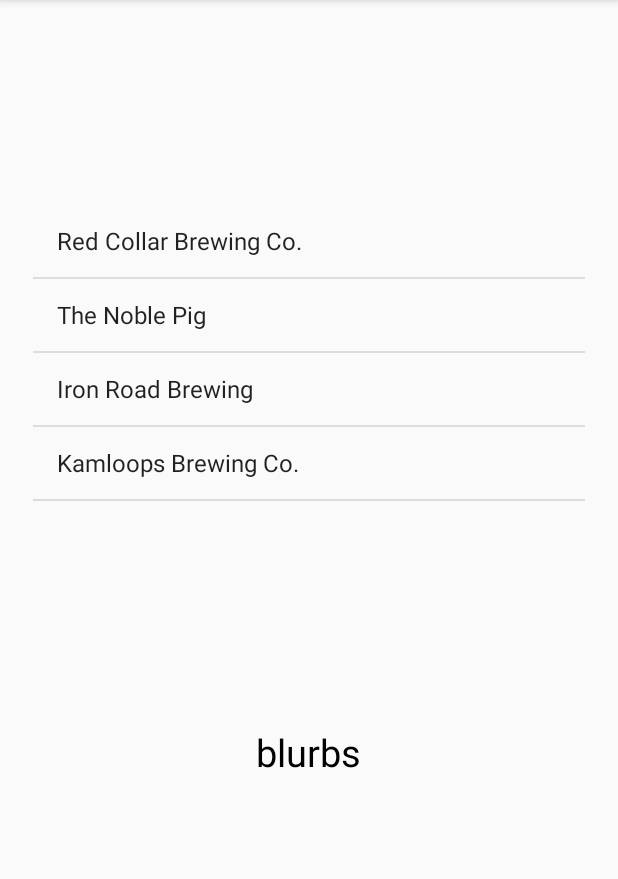
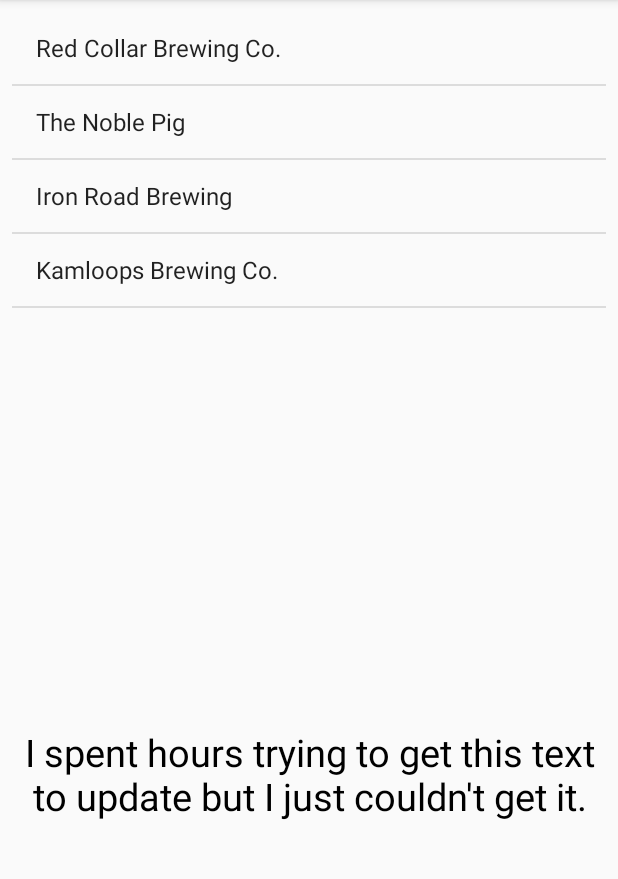
Before and after one commit to CNC3P0/TourGuide, an Android app: the screen it shows after launch (MainActivity), after a tap on "Red Collar Brewing Co.", on a phone screen of 412 x 824 dp, the part 84-963 px from its top. Run offline under Robolectric (Android 15) with nearby library versions, the phone set to English and light mode, and no system bars.

Commit message:
Giving up. Final

```diff
--- a/app/src/main/java/com/example/robert/tourguide/BlankFragment.java
+++ b/app/src/main/java/com/example/robert/tourguide/BlankFragment.java
@@ -10,28 +10,28 @@ import android.view.LayoutInflater;
 import android.view.View;
 import android.view.ViewGroup;
 import android.content.Intent;
+import android.widget.TextView;
 
 public class BlankFragment extends Fragment {
 
     View view;
 
+    TextView blurbText;
 
     @Override
     public View onCreateView(LayoutInflater inflater, ViewGroup container,
                              Bundle savedInstanceState) {
 
-        //BlankFragment activity = (BlankFragment) getActivity();
-
-        //String blurb;
-
-        //Bundle bundle = this.getArguments();
-        //blurb = bundle.getString("blurbkey", "No blurb found!");
-
-        //blurb = activity.getIntent().getExtras().getString("message");
-
 // Inflate the layout for this fragment
         view = inflater.inflate(R.layout.blank_fragment, container, false);
-
         return view;
     }
+
+    public void updateText() {
+        Bundle bundle = this.getActivity().getIntent().getExtras();
+        String blurb = bundle.getString("message");
+        blurbText = view.findViewById(R.id.blurb_text);
+        blurbText.setText(blurb);
+    }
+
 }
--- a/app/src/main/java/com/example/robert/tourguide/ListFragment.java
+++ b/app/src/main/java/com/example/robert/tourguide/ListFragment.java
@@ -6,7 +6,6 @@ package com.example.robert.tourguide;
 
 import android.app.Fragment;
 import android.content.Intent;
-import android.content.SharedPreferences;
 import android.os.Bundle;
 import android.util.Log;
 import android.view.LayoutInflater;
@@ -34,22 +33,16 @@ public class ListFragment extends Fragment {
             @Override
             public void onItemClick(AdapterView<?> adapterView, View view, int i, long l) {
                 Log.v("potato", "selected item is: " + blurbItems[i]);
-                handleSelection(blurbItems[i]);
+
+                //handleSelection(blurbItems[i]);
             }
         });
         return view;
     }
 
     public void handleSelection(String i) {
-        //Intent intent = new Intent(getActivity(), BlankFragment.class);
-        //intent.putExtra("message", blurbItems[i]);
-        //startActivity(intent);
-
-        Fragment fragment = new Fragment();
-        Bundle bundle = new Bundle();
-        bundle.putString("blurbkey", i);
-        fragment.setArguments(bundle);
+        Intent intent = new Intent(getActivity().getBaseContext(), BlankFragment.class);
+        intent.putExtra("message", i);
+        startActivity(intent);
     }
-
-
 }
--- a/app/src/main/res/layout/activity_main.xml
+++ b/app/src/main/res/layout/activity_main.xml
@@ -8,30 +8,30 @@
 
     <LinearLayout xmlns:android="http://schemas.android.com/apk/res/android"
         xmlns:tools="http://schemas.android.com/tools"
-        android:layout_width="368dp"
-        android:layout_height="495dp"
+        android:layout_width="match_parent"
+        android:layout_height="match_parent"
+        android:layout_marginBottom="8dp"
+        android:layout_marginLeft="8dp"
+        android:layout_marginRight="8dp"
+        android:layout_marginTop="8dp"
         android:orientation="vertical"
         android:paddingBottom="@dimen/activity_vertical_margin"
         android:paddingLeft="@dimen/activity_horizontal_margin"
         android:paddingRight="@dimen/activity_horizontal_margin"
         android:paddingTop="@dimen/activity_vertical_margin"
-        tools:context=".MainActivity"
+        android:weightSum="1"
+        app:layout_constraintBottom_toBottomOf="parent"
+        app:layout_constraintLeft_toLeftOf="parent"
+        app:layout_constraintRight_toRightOf="parent"
         app:layout_constraintTop_toTopOf="parent"
-        android:layout_marginTop="8dp"
-        android:layout_marginRight="8dp"
-        app:layout_constraintRight_toRightOf="parent"
-        android:layout_marginLeft="8dp"
-        app:layout_constraintLeft_toLeftOf="parent"
-        app:layout_constraintBottom_toBottomOf="parent"
-        android:layout_marginBottom="8dp"
-        android:weightSum="1">
+        tools:context=".MainActivity">
         <!-- display two Button's and a FrameLayout to replace the Fragment's  -->
 
         <fragment
             android:id="@+id/list_fragment"
             android:name="com.example.robert.tourguide.ListFragment"
             android:layout_width="match_parent"
-            android:layout_height="50dp"
+            android:layout_height="match_parent"
             android:layout_gravity="top"
             android:layout_weight="0.5" />
 
@@ -39,7 +39,7 @@
             android:id="@+id/blank_fragment"
             android:name="com.example.robert.tourguide.BlankFragment"
             android:layout_width="match_parent"
-            android:layout_height="50dp"
+            android:layout_height="match_parent"
             android:layout_gravity="bottom"
             android:layout_weight="0.5" />
 
--- a/app/src/main/res/layout/blank_fragment.xml
+++ b/app/src/main/res/layout/blank_fragment.xml
@@ -7,11 +7,14 @@
 
     <!--TextView and Button displayed in Second Fragment -->
     <TextView
+        android:id="@+id/blurb_text"
         android:layout_width="wrap_content"
         android:layout_height="wrap_content"
         android:layout_centerHorizontal="true"
+        android:layout_centerVertical="false"
         android:layout_marginTop="100dp"
-        android:text="blurbs"
+        android:text="I spent hours trying to get this text to update but I just couldn't get it."
+        android:textAlignment="center"
         android:textColor="@color/black"
         android:textSize="25sp" />
 
```
